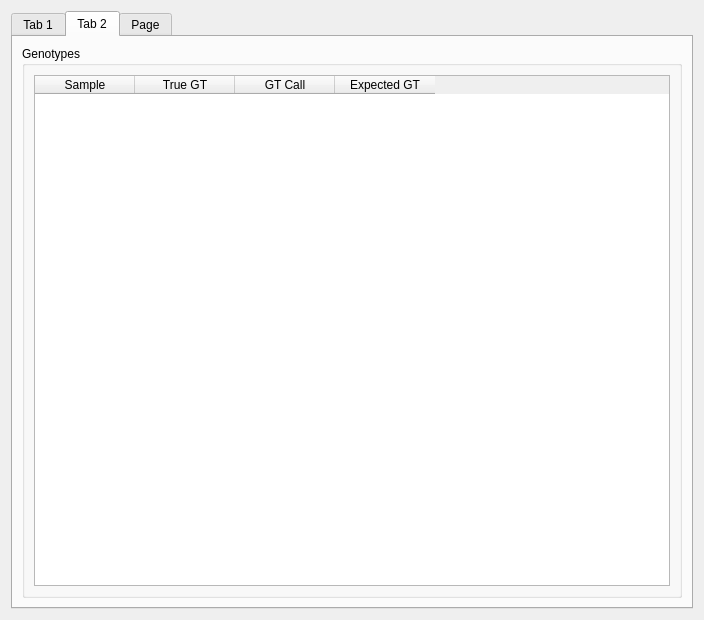
Before: the Qt Designer form gui/ui/tabledisplaywindow.ui in ScottMastro/VikNGS, drawn with Qt 5.
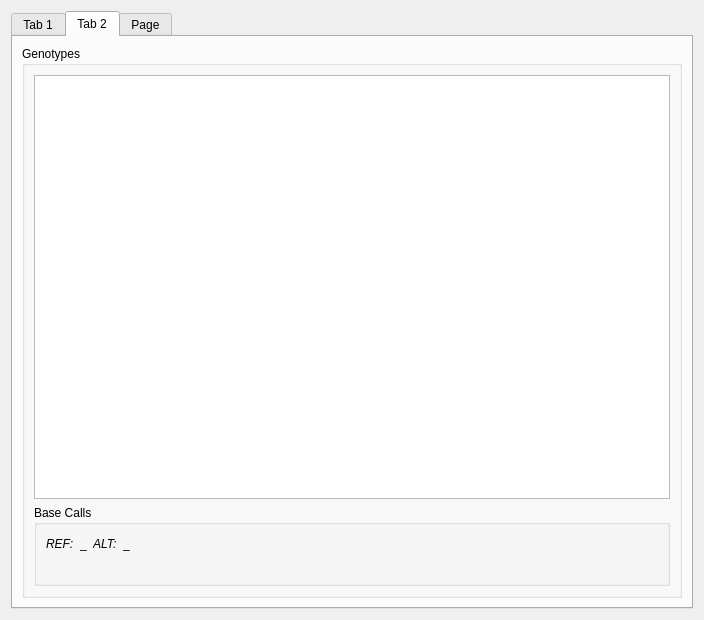
After: the same form once the commit is applied. The open tabs and pages were chosen to show the change.

Commit message: table displaying gt information mostly functional

The edit to the form file:
```diff
--- a/gui/ui/tabledisplaywindow.ui
+++ b/gui/ui/tabledisplaywindow.ui
@@ -109,26 +109,76 @@
             <property name="selectionBehavior">
              <enum>QAbstractItemView::SelectRows</enum>
             </property>
-            <column>
-             <property name="text">
-              <string>Sample</string>
-             </property>
-            </column>
-            <column>
-             <property name="text">
-              <string>True GT</string>
-             </property>
-            </column>
-            <column>
-             <property name="text">
-              <string>GT Call</string>
-             </property>
-            </column>
-            <column>
-             <property name="text">
-              <string>Expected GT</string>
-             </property>
-            </column>
+            <property name="sortingEnabled">
+             <bool>true</bool>
+            </property>
+            <property name="columnCount">
+             <number>0</number>
+            </property>
+           </widget>
+          </item>
+          <item>
+           <widget class="QGroupBox" name="table_callGrp">
+            <property name="title">
+             <string>Base Calls</string>
+            </property>
+            <layout class="QVBoxLayout" name="verticalLayout_3">
+             <item>
+              <layout class="QHBoxLayout" name="horizontalLayout">
+               <item>
+                <widget class="QLabel" name="table_refLabelLbl">
+                 <property name="text">
+                  <string>&lt;html&gt;&lt;head/&gt;&lt;body&gt;&lt;p&gt;&lt;span style=&quot; font-style:italic;&quot;&gt;REF:&lt;/span&gt;&lt;/p&gt;&lt;/body&gt;&lt;/html&gt;</string>
+                 </property>
+                 <property name="textFormat">
+                  <enum>Qt::AutoText</enum>
+                 </property>
+                </widget>
+               </item>
+               <item>
+                <widget class="QLabel" name="table_refLbl">
+                 <property name="text">
+                  <string>_</string>
+                 </property>
+                </widget>
+               </item>
+               <item>
+                <widget class="QLabel" name="table_altLabelLbl">
+                 <property name="text">
+                  <string>&lt;html&gt;&lt;head/&gt;&lt;body&gt;&lt;p&gt;&lt;span style=&quot; font-style:italic;&quot;&gt;ALT:&lt;/span&gt;&lt;/p&gt;&lt;/body&gt;&lt;/html&gt;</string>
+                 </property>
+                </widget>
+               </item>
+               <item>
+                <widget class="QLabel" name="table_altLbl">
+                 <property name="text">
+                  <string>_</string>
+                 </property>
+                </widget>
+               </item>
+               <item>
+                <spacer name="horizontalSpacer">
+                 <property name="orientation">
+                  <enum>Qt::Horizontal</enum>
+                 </property>
+                 <property name="sizeHint" stdset="0">
+                  <size>
+                   <width>40</width>
+                   <height>20</height>
+                  </size>
+                 </property>
+                </spacer>
+               </item>
+              </layout>
+             </item>
+             <item>
+              <widget class="QLabel" name="table_callsTxt">
+               <property name="text">
+                <string/>
+               </property>
+              </widget>
+             </item>
+            </layout>
            </widget>
           </item>
          </layout>
```
Left out of the diff: 10 changed lines with no effect on the pictures. The commit also changes 9 other files.
